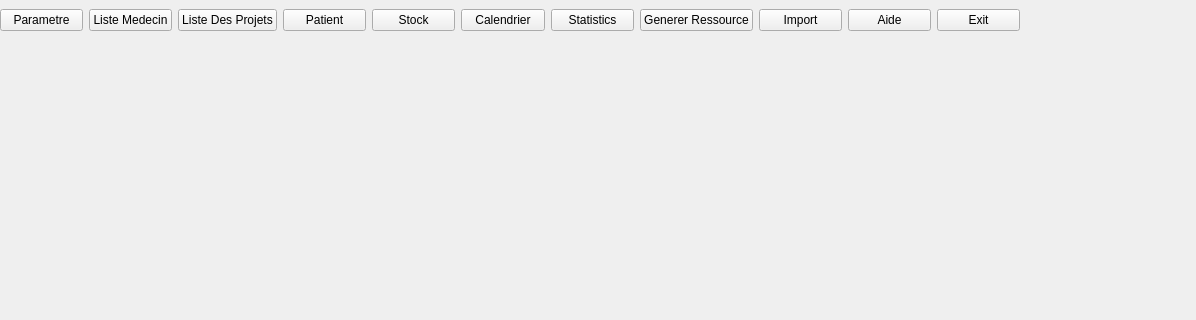
First picture: the form in mainwindow.ui, repository ProjetCPP-S2-2A15/projetcpp2a15-vaccicare, before the edit; both pictures show x 0 to 1196 and y 0 to 320 of the 1196 by 727 pixel window.
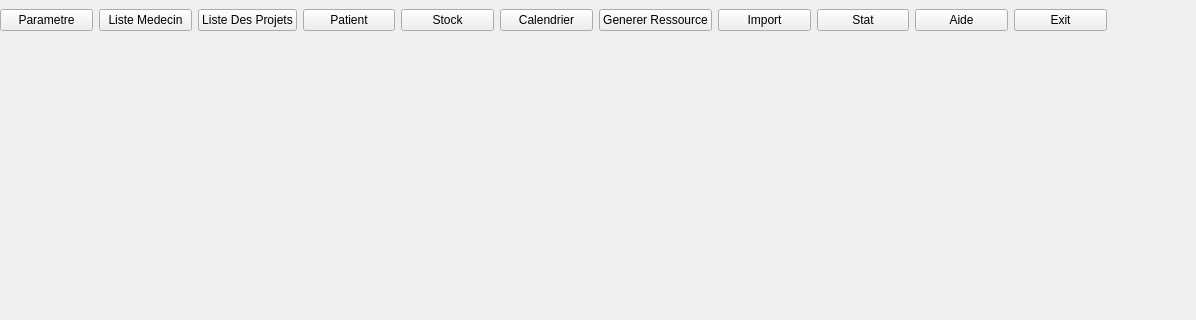
Second picture: the form after the edit.

Commit message: integration stat et design final

Patch:
```diff
--- a/mainwindow.ui
+++ b/mainwindow.ui
@@ -19,7 +19,7 @@
      <rect>
       <x>0</x>
       <y>0</y>
-      <width>1020</width>
+      <width>1107</width>
       <height>41</height>
      </rect>
     </property>
@@ -66,13 +66,6 @@
        </property>
       </widget>
      </item>
-     <item>
-      <widget class="QPushButton" name="ButtonStatistique">
-       <property name="text">
-        <string>Statistics</string>
-       </property>
-      </widget>
-     </item>
      <item>
       <widget class="QPushButton" name="ButtonGenererRessource">
        <property name="text">
@@ -87,6 +80,13 @@
        </property>
       </widget>
      </item>
+     <item>
+      <widget class="QPushButton" name="ButtonStat">
+       <property name="text">
+        <string>Stat</string>
+       </property>
+      </widget>
+     </item>
      <item>
       <widget class="QPushButton" name="ButtonChat">
        <property name="text">
```
The commit also changes 20 other files.
